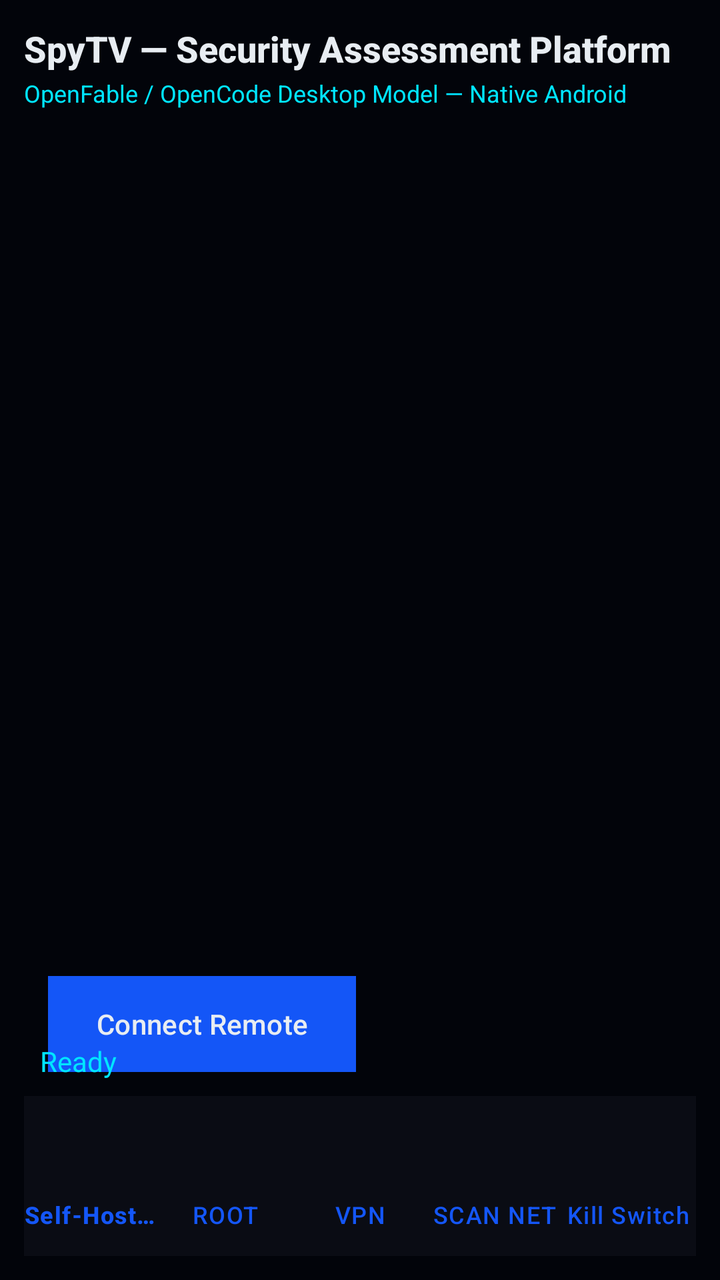
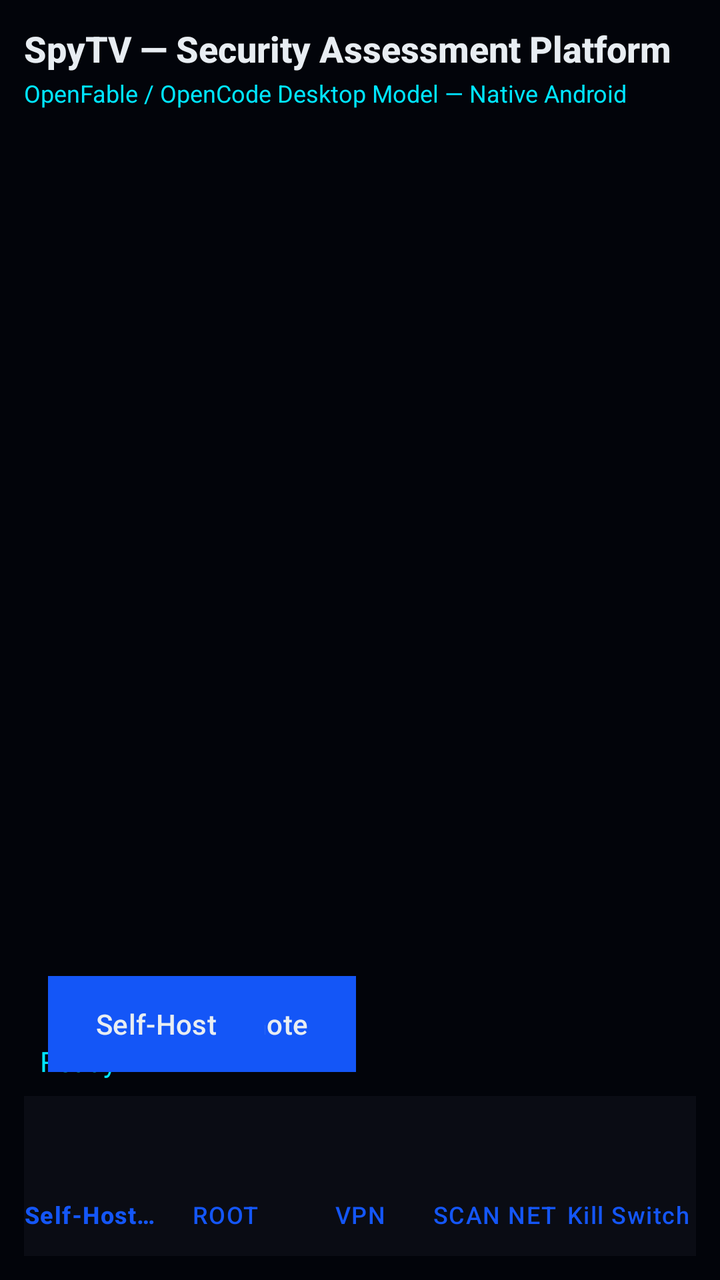

An Android layout rendered at two revisions. The XML below is the earlier revision; the diff shows what the commit changed to produce the second picture.
<!-- AndroidManifest.xml: application theme Theme.SpyTV -->
<!-- res/layout/activity_main.xml -->
<?xml version="1.0" encoding="utf-8"?>
<androidx.constraintlayout.widget.ConstraintLayout
    xmlns:android="http://schemas.android.com/apk/res/android"
    xmlns:app="http://schemas.android.com/apk/res-auto"
    xmlns:tools="http://schemas.android.com/tools"
    android:layout_width="match_parent"
    android:layout_height="match_parent"
    android:background="#02040a"
    android:padding="12dp">

    
    <TextView
        android:id="@+id/headerTitle"
        android:layout_width="0dp"
        android:layout_height="wrap_content"
        android:text="SpyTV — Security Assessment Platform"
        android:textColor="#e8edf2"
        android:textSize="18sp"
        android:textStyle="bold"
        android:fontFamily="sans-serif-medium"
        app:layout_constraintTop_toTopOf="parent"
        app:layout_constraintStart_toStartOf="parent"
        app:layout_constraintEnd_toEndOf="parent" />

    <TextView
        android:id="@+id/headerSub"
        android:layout_width="0dp"
        android:layout_height="wrap_content"
        android:text="OpenFable / OpenCode Desktop Model — Native Android"
        android:textColor="#00e5ff"
        android:textSize="12sp"
        android:layout_marginTop="2dp"
        app:layout_constraintTop_toBottomOf="@id/headerTitle"
        app:layout_constraintStart_toStartOf="parent"
        app:layout_constraintEnd_toEndOf="parent" />

    
    <androidx.recyclerview.widget.RecyclerView
        android:id="@+id/dashboardGrid"
        android:layout_width="0dp"
        android:layout_height="0dp"
        android:layout_marginTop="12dp"
        android:clipToPadding="false"
        app:layout_constraintTop_toBottomOf="@id/headerSub"
        app:layout_constraintBottom_toTopOf="@id/bottomNav"
        app:layout_constraintStart_toStartOf="parent"
        app:layout_constraintEnd_toEndOf="parent"
        tools:listitem="@layout/item_dashboard_card" />

    <Button
        android:id="@+id/btnConnectRemote"
        android:layout_width="wrap_content"
        android:layout_height="wrap_content"
        android:text="Connect Remote"
        android:textColor="#e8edf2"
        android:background="#1456f7"
        android:layout_margin="12dp"
        android:layout_marginStart="16dp"
        android:layout_marginBottom="56dp"
        app:layout_constraintBottom_toTopOf="@id/bottomNav"
        app:layout_constraintStart_toStartOf="parent" />

    <LinearLayout
        android:id="@+id/modeSelectionContainer"
        android:layout_width="0dp"
        android:layout_height="wrap_content"
        android:orientation="vertical"
        android:layout_marginTop="8dp"
        app:layout_constraintTop_toBottomOf="@id/dashboardGrid"
        app:layout_constraintStart_toStartOf="parent"
        app:layout_constraintEnd_toEndOf="parent" />

    <TextView
        android:id="@+id/countdownText"
        android:layout_width="wrap_content"
        android:layout_height="wrap_content"
        android:text="Ready"
        android:textColor="#00e5ff"
        android:textSize="14sp"
        app:layout_constraintBottom_toBottomOf="@id/dashboardGrid"
        app:layout_constraintStart_toStartOf="parent"
        android:layout_margin="8dp" />

    
    <com.google.android.material.bottomnavigation.BottomNavigationView
        android:id="@+id/bottomNav"
        android:layout_width="0dp"
        android:layout_height="wrap_content"
        android:background="#0a0c14"
        app:labelVisibilityMode="labeled"
        app:itemIconTint="@color/blue"
        app:itemTextColor="@color/blue"
        app:menu="@menu/bottom_nav_menu"
        app:layout_constraintBottom_toBottomOf="parent"
        app:layout_constraintStart_toStartOf="parent"
        app:layout_constraintEnd_toEndOf="parent" />

</androidx.constraintlayout.widget.ConstraintLayout>
<!-- res/layout/item_dashboard_card.xml (included above) -->
<?xml version="1.0" encoding="utf-8"?>
<com.google.android.material.card.MaterialCardView xmlns:android="http://schemas.android.com/apk/res/android"
    xmlns:app="http://schemas.android.com/apk/res-auto"
    android:layout_width="match_parent"
    android:layout_height="wrap_content"
    android:layout_margin="8dp"
    app:cardBackgroundColor="#0f1118"
    app:cardCornerRadius="12dp"
    app:strokeWidth="1dp"
    app:strokeColor="#1456f7"
    app:cardElevation="4dp">

    <LinearLayout
        android:layout_width="match_parent"
        android:layout_height="wrap_content"
        android:orientation="vertical"
        android:padding="16dp">

        <TextView
            android:id="@+id/cardTitle"
            android:layout_width="wrap_content"
            android:layout_height="wrap_content"
            android:textColor="#e8edf2"
            android:textSize="16sp"
            android:textStyle="bold"
            android:fontFamily="sans-serif-medium" />

        <TextView
            android:id="@+id/cardDesc"
            android:layout_width="wrap_content"
            android:layout_height="wrap_content"
            android:textColor="#8a9099"
            android:textSize="12sp"
            android:layout_marginTop="4dp" />

        <TextView
            android:id="@+id/cardStatus"
            android:layout_width="wrap_content"
            android:layout_height="wrap_content"
            android:textColor="#00e5ff"
            android:textSize="11sp"
            android:textStyle="bold"
            android:layout_marginTop="8dp" />

    </LinearLayout>
</com.google.android.material.card.MaterialCardView>
<!-- resources referenced by this layout -->
<resources>
  <color name="blue">#1456f7</color>
  <style name="Theme.SpyTV" parent="Theme.Material3.Dark.NoActionBar">
          <item name="colorPrimary">@color/blue</item>
          <item name="colorPrimaryDark">@color/dark_blue</item>
          <item name="colorAccent">@color/blue</item>
          <item name="android:windowBackground">@color/background</item>
          <item name="android:statusBarColor">@color/surface</item>
          <item name="android:navigationBarColor">@color/surface</item>
      </style>
  <color name="dark_blue">#0a0c14</color>
  <color name="background">#02040a</color>
  <color name="surface">#02040a</color>
</resources>

<!-- the commit's change to res/layout/activity_main.xml (unified diff, before → after) -->
@@ -81,6 +81,36 @@
         app:layout_constraintStart_toStartOf="parent"
         android:layout_margin="8dp" />
 
+    <Button
+        android:id="@+id/btnSelfHosted"
+        android:layout_width="wrap_content"
+        android:layout_height="wrap_content"
+        android:text="Self-Host"
+        android:textColor="#e8edf2"
+        android:background="#1456f7"
+        android:layout_margin="12dp"
+        app:layout_constraintBottom_toTopOf="@id/bottomNav"
+        app:layout_constraintStart_toStartOf="parent" />
+
+    <LinearLayout
+        android:id="@+id/serverStatus"
+        android:layout_width="wrap_content"
+        android:layout_height="wrap_content"
+        android:orientation="horizontal"
+        android:layout_margin="8dp"
+        app:layout_constraintTop_toBottomOf="@id/dashboardGrid"
+        app:layout_constraintStart_toStartOf="parent" />
+
+    <Switch
+        android:id="@+id/serverToggle"
+        android:layout_width="wrap_content"
+        android:layout_height="wrap_content"
+        android:text="Server Toggle"
+        android:textColor="#00e5ff"
+        android:layout_margin="8dp"
+        app:layout_constraintTop_toBottomOf="@id/serverStatus"
+        app:layout_constraintStart_toStartOf="parent" />
+
     
     <com.google.android.material.bottomnavigation.BottomNavigationView
         android:id="@+id/bottomNav"
